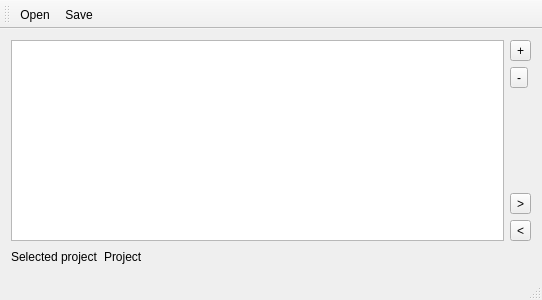
This is MainWindow.ui in hheld/TimeLogger as Qt 5 draws it before an edit. The edited form follows.
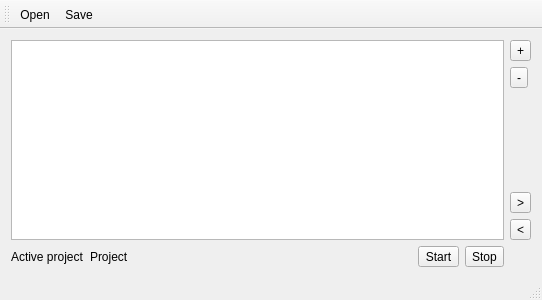
This is the edited form. Custom widgets are drawn as their Qt base class.

Commit message:
Added start / stop button.
This references #2. However, instead of having those buttons in the column, I think this a better solution.

Patch:
```diff
--- a/MainWindow.ui
+++ b/MainWindow.ui
@@ -15,7 +15,7 @@
   </property>
   <widget class="QWidget" name="centralWidget">
    <layout class="QGridLayout" name="gridLayout">
-    <item row="0" column="0" rowspan="5" colspan="3">
+    <item row="0" column="0" rowspan="5" colspan="5">
      <widget class="ProjectTreeView" name="treeView_projects">
       <property name="editTriggers">
        <set>QAbstractItemView::DoubleClicked|QAbstractItemView::EditKeyPressed</set>
@@ -34,21 +34,21 @@
       </property>
      </widget>
     </item>
-    <item row="0" column="3">
+    <item row="0" column="5">
      <widget class="QToolButton" name="toolButton_addProject">
       <property name="text">
        <string>+</string>
       </property>
      </widget>
     </item>
-    <item row="1" column="3">
+    <item row="1" column="5">
      <widget class="QToolButton" name="toolButton_removeProject">
       <property name="text">
        <string>-</string>
       </property>
      </widget>
     </item>
-    <item row="2" column="3">
+    <item row="2" column="5">
      <spacer name="verticalSpacer">
       <property name="orientation">
        <enum>Qt::Vertical</enum>
@@ -61,14 +61,14 @@
       </property>
      </spacer>
     </item>
-    <item row="3" column="3">
+    <item row="3" column="5">
      <widget class="QToolButton" name="toolButton_unfoldAll">
       <property name="text">
        <string>&gt;</string>
       </property>
      </widget>
     </item>
-    <item row="4" column="3">
+    <item row="4" column="5">
      <widget class="QToolButton" name="toolButton_collapseAll">
       <property name="text">
        <string>&lt;</string>
@@ -78,7 +78,7 @@
     <item row="5" column="0">
      <widget class="QLabel" name="label">
       <property name="text">
-       <string>Selected project</string>
+       <string>Active project</string>
       </property>
      </widget>
     </item>
@@ -89,7 +89,7 @@
       </property>
      </widget>
     </item>
-    <item row="5" column="2" colspan="2">
+    <item row="5" column="2">
      <spacer name="horizontalSpacer">
       <property name="orientation">
        <enum>Qt::Horizontal</enum>
@@ -102,6 +102,20 @@
       </property>
      </spacer>
     </item>
+    <item row="5" column="3">
+     <widget class="QToolButton" name="toolButton_startWorking">
+      <property name="text">
+       <string>Start</string>
+      </property>
+     </widget>
+    </item>
+    <item row="5" column="4">
+     <widget class="QToolButton" name="toolButton_stopWorking">
+      <property name="text">
+       <string>Stop</string>
+      </property>
+     </widget>
+    </item>
    </layout>
   </widget>
   <widget class="QMenuBar" name="menuBar">
```
The commit also changes 2 other files.
